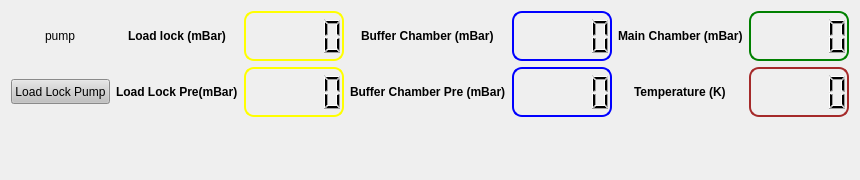
Old version of the form pyccapt/files/PyQt6_UI/gui_pumps_vacuum.ui in the repository mmonajem/pyoxcart.
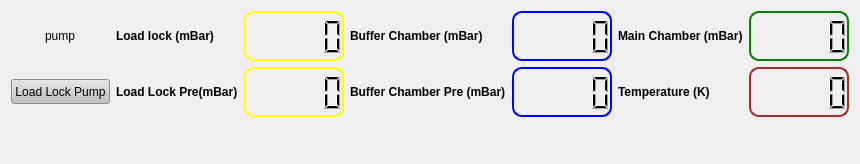
New version of the form.

Patch:
```diff
--- a/pyccapt/files/PyQt6_UI/gui_pumps_vacuum.ui
+++ b/pyccapt/files/PyQt6_UI/gui_pumps_vacuum.ui
@@ -7,7 +7,7 @@
                 <x>0</x>
                 <y>0</y>
                 <width>850</width>
-                <height>180</height>
+                <height>164</height>
             </rect>
         </property>
         <property name="windowTitle">
@@ -40,7 +40,7 @@
                                     </property>
                                 </widget>
                             </item>
-                            <item row="0" column="1" alignment="Qt::AlignHCenter">
+                            <item row="0" column="1" alignment="Qt::AlignLeft">
                                 <widget class="QLabel" name="label_210">
                                     <property name="font">
                                         <font>
@@ -76,7 +76,7 @@
                                     </property>
                                 </widget>
                             </item>
-                            <item row="0" column="3" alignment="Qt::AlignHCenter">
+                            <item row="0" column="3" alignment="Qt::AlignLeft">
                                 <widget class="QLabel" name="label_211">
                                     <property name="font">
                                         <font>
@@ -231,7 +231,7 @@
                                     </property>
                                 </widget>
                             </item>
-                            <item row="1" column="5" alignment="Qt::AlignHCenter">
+                            <item row="1" column="5" alignment="Qt::AlignLeft">
                                 <widget class="QLabel" name="label_215">
                                     <property name="font">
                                         <font>
```
Left out of the diff: 11 changed lines with no effect on the pictures.
